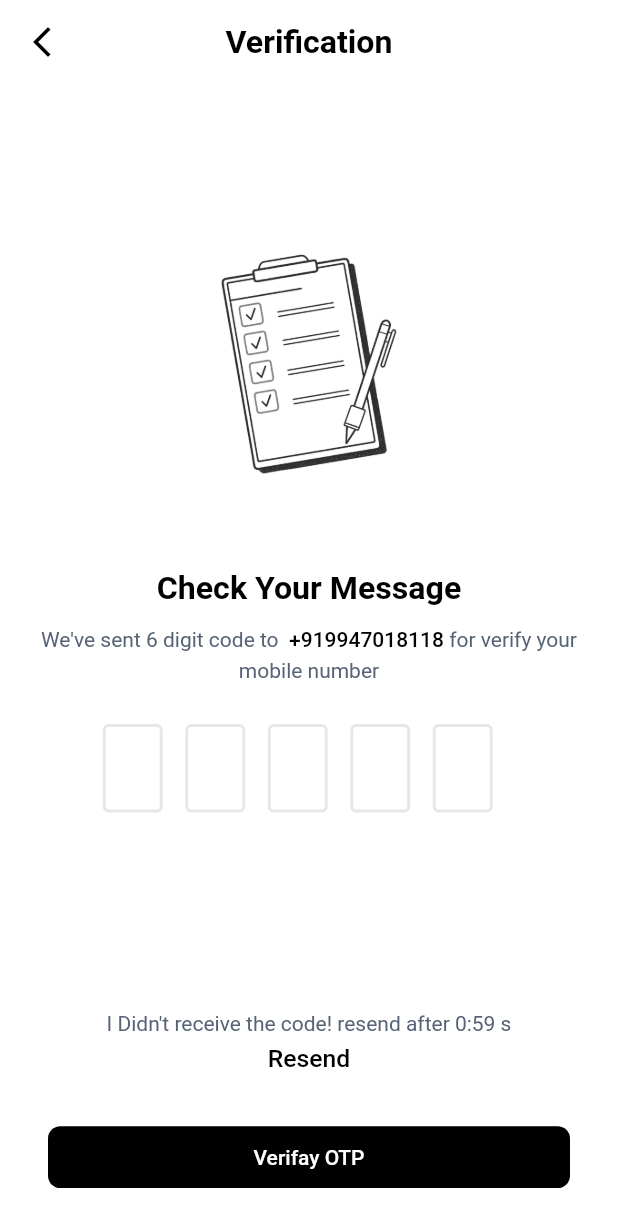
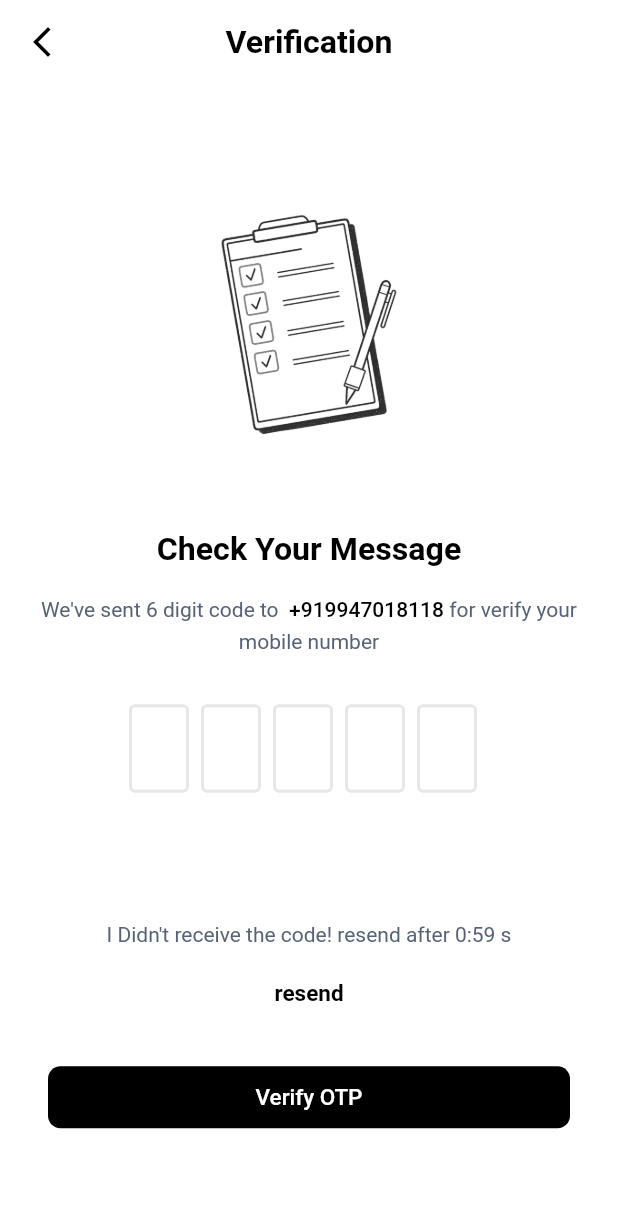
Before and after one commit to aninarafath6/arnhss, a Flutter app: the OtpVerificationView screen opened by its route, on a phone screen of 412 x 824 dp. Shown: the top 1227 px of the screen. Run offline on Flutter 3.47's test engine with Material 2 defaults, Android fonts, the phone set to English and light mode, and no system bars; drawn by our look-alikes of flutter_otp_text_field.

Commit message:
almost complete verification page ui

```diff
--- a/arnhss-app/lib/features/authentication/login/widgets/action_section.dart
+++ b/arnhss-app/lib/features/authentication/login/widgets/action_section.dart
@@ -58,6 +58,7 @@ class ActionSection extends StatelessWidget {
                           child: const Text("EDIT")),
                       TextButton(
                         onPressed: () {
+                          Navigator.pop(context);
                           Navigator.pushNamed(
                             context,
                             OtpVerificationView.routeName,
--- a/arnhss-app/lib/features/authentication/otp_verification/views/otp_verify_view.dart
+++ b/arnhss-app/lib/features/authentication/otp_verification/views/otp_verify_view.dart
@@ -2,6 +2,7 @@ import 'package:arnhss/common/constants/color_constants.dart';
 import 'package:arnhss/common/constants/image_constant.dart';
 import 'package:arnhss/common/theme/text_theme.dart';
 import 'package:arnhss/features/authentication/view_model/country_view_model.dart';
+import 'package:arnhss/features/authentication/view_model/verify_otp_view_model.dart';
 import 'package:arnhss/features/widgets/custom_app_bar.dart';
 import 'package:arnhss/features/widgets/custom_button.dart';
 import 'package:arnhss/utils/dimensions.dart';
@@ -19,63 +20,47 @@ class OtpVerificationView extends StatelessWidget {
       appBar: customAppBar(context, title: "Verification"),
       body: Padding(
         padding: const EdgeInsets.all(24.0),
-        child: Column(
+        child: ListView(
           children: [
-            Expanded(
-              child: Column(
-                children: [
-                  Spacer(),
-
             Image.asset(
               Images.otp_image,
             ),
             Text(
               "Check Your Message",
               style: CustomTextTheme(context: context).headLine(),
+              textAlign: TextAlign.center,
             ),
-                  const SizedBox(
-                    height: 10,
-                  ),
-                  // Text(
-                  //   "We've sent 6 digit code to ${context.read<CountryViewModel>().selectedCountry.dialCode} 9947018118 for verify your mobile number",
-                  //   textAlign: TextAlign.center,
-                  //   style: CustomTextTheme(context: context).paragraph(),
-                  // ),
+            context.spacing(height: 2),
             RichText(
               textAlign: TextAlign.center,
               text: TextSpan(
                 children: [
                   TextSpan(
                       text: "We've sent 6 digit code to ",
-                            style:
-                                CustomTextTheme(context: context).paragraph()),
+                      style: CustomTextTheme(context: context).paragraph()),
                   TextSpan(
                     text:
                         " ${context.read<CountryViewModel>().selectedCountry.dialCode}9947018118 ",
-                          style: CustomTextTheme(context: context)
-                              .paragraph()
-                              .copyWith(
+                    style:
+                        CustomTextTheme(context: context).paragraph().copyWith(
                               color: CustomColors.dark,
                               fontWeight: FontWeight.w500,
                             ),
                   ),
                   TextSpan(
                       text: "for verify your mobile number ",
-                            style:
-                                CustomTextTheme(context: context).paragraph()),
+                      style: CustomTextTheme(context: context).paragraph()),
                 ],
               ),
             ),
-                  // const SizedBox(height: 30),
-                  Spacer(),
-
+            context.spacing(height: 4),
             OtpTextField(
               focusedBorderColor: CustomColors.dark,
               keyboardType: TextInputType.number,
               numberOfFields: 5,
               //set to true to show as box or false to show as dash
               showFieldAsBox: true,
-                    margin: const EdgeInsets.only(right: 15),
+              // margin: const EdgeInsets.only(right: 15),
               autoFocus: false,
               //runs when a code is typed in
               onCodeChanged: (String code) {
@@ -94,27 +79,31 @@ class OtpVerificationView extends StatelessWidget {
                 );
               }, // end onSubmit
             ),
-                  const SizedBox(height: 50),
-                  Spacer(flex: 3),
-
+            context.spacing(height: 10),
             Text(
               "I Didn't receive the code! resend after 0:59 s",
+              textAlign: TextAlign.center,
               style: CustomTextTheme(context: context).paragraph(),
             ),
-                  Text(
-                    "Resend",
-                    style: CustomTextTheme(context: context)
-                        .paragraph()
-                        .copyWith(
-                            fontSize: context.getHeight(2),
-                            color: CustomColors.dark,
-                            fontWeight: FontWeight.w500),
+            context.spacing(height: .8),
+            Padding(
+              padding: EdgeInsets.symmetric(horizontal: context.getWidth(25)),
+              child: CustomButton(
+                onTap: context.read<VerifyOtpViewModel>().resendTimer,
+                label: "resend",
+                color: Colors.transparent,
+                textColor: CustomColors.dark,
+                // width: 20,
+                fontWeight: FontWeight.bold,
+                height: 3,
               ),
-                  Spacer(),
-
-                  CustomButton(label: "Verifay OTP"),
-                ],
             ),
+            context.spacing(height: 2),
+            CustomButton(
+              label: "Verify OTP",
+              onTap: () {
+                int a = 10;
+              },
             ),
           ],
         ),
--- a/arnhss-app/lib/features/authentication/view_model/login_view_model.dart
+++ b/arnhss-app/lib/features/authentication/view_model/login_view_model.dart
@@ -10,11 +10,8 @@ class LoginViewModel with ChangeNotifier {
   FocusNode get myFocusNode => _myFocusNode;
 
   scrollToBottom() {
-    print("scrollToBottom");
     final contentSize = _scrollController.position.viewportDimension +
         _scrollController.position.maxScrollExtent;
-
-// Scroll to that position.
     _scrollController.position.animateTo(
       contentSize / 7,
       duration: const Duration(milliseconds: 500),
@@ -31,7 +28,5 @@ class LoginViewModel with ChangeNotifier {
     } else {
       return false;
     }
-
-    // if(_mobileNumberController.text.ma)
   }
 }
--- /dev/null
+++ b/arnhss-app/lib/features/authentication/view_model/verify_otp_view_model.dart
@@ -0,0 +1,12 @@
+import 'dart:async';
+
+import 'package:flutter/material.dart';
+
+class VerifyOtpViewModel extends ChangeNotifier {
+  void resendTimer() {
+    const Duration lim = Duration(seconds: 60);
+    Timer timer = Timer.periodic(lim, (timer) {
+      print(lim);
+    });
+  }
+}
--- a/arnhss-app/lib/features/widgets/custom_app_bar.dart
+++ b/arnhss-app/lib/features/widgets/custom_app_bar.dart
@@ -4,7 +4,8 @@ import 'package:arnhss/features/authentication/view_model/login_view_model.dart'
 import 'package:flutter/material.dart';
 import 'package:provider/provider.dart';
 
-AppBar customAppBar(BuildContext context, {required String title}) {
+AppBar customAppBar(BuildContext context,
+    {required String title, FocusNode? focus}) {
   return AppBar(
     backgroundColor: Colors.transparent,
     centerTitle: true,
@@ -12,8 +13,9 @@ AppBar customAppBar(BuildContext context, {required String title}) {
     leading: IconButton(
       splashRadius: 25,
       onPressed: () {
-        if (WidgetsBinding.instance.window.viewInsets.bottom > 0.0) {
-          context.read<LoginViewModel>().myFocusNode.unfocus();
+        if (WidgetsBinding.instance.window.viewInsets.bottom > 0.0 &&
+            focus != null) {
+          focus.unfocus();
         } else {
           Navigator.pop(context);
         }
--- a/arnhss-app/lib/features/widgets/custom_button.dart
+++ b/arnhss-app/lib/features/widgets/custom_button.dart
@@ -3,28 +3,40 @@ import 'package:arnhss/utils/dimensions.dart';
 import 'package:flutter/material.dart';
 
 class CustomButton extends StatelessWidget {
-  const CustomButton(
-      {Key? key,
+  const CustomButton({
+    Key? key,
     this.color = CustomColors.dark,
+    this.height = 5,
+    this.textColor = CustomColors.white,
+    this.width = double.infinity,
     this.onTap,
-      this.label = "Get Started"})
-      : super(key: key);
+    this.fontSize = 15,
+    this.label = "Get Started",
+    this.fontWeight = FontWeight.w500,
+  }) : super(key: key);
 
   final Color color;
   final String label;
   final Function()? onTap;
+  final double width;
+  final Color textColor;
+  final double fontSize;
+  final FontWeight fontWeight;
+  final double height;
 
   @override
   Widget build(BuildContext context) {
-    return TextButton(
+    return SizedBox(
+      width: width,
+      child: TextButton(
         style: ButtonStyle(
           overlayColor:
               MaterialStateColor.resolveWith((states) => color.withOpacity(.1)),
         ),
         onPressed: onTap,
         child: Container(
-        width: context.getWidth(100),
-        height: context.getHeight(5),
+          width: context.getWidth(width),
+          height: context.getHeight(height),
           decoration: BoxDecoration(
             color: color,
             borderRadius: BorderRadius.circular(
@@ -34,8 +46,11 @@ class CustomButton extends StatelessWidget {
           child: Center(
             child: Text(
               label,
-            style: const TextStyle(
-              color: Colors.white,
+              style: TextStyle(
+                color: textColor,
+                fontSize: fontSize,
+                fontWeight: fontWeight,
+              ),
             ),
           ),
         ),
--- a/arnhss-app/lib/main.dart
+++ b/arnhss-app/lib/main.dart
@@ -2,6 +2,7 @@ import 'package:arnhss/common/routes/app_routes.dart';
 import 'package:arnhss/common/theme/theme.dart';
 import 'package:arnhss/features/authentication/view_model/country_view_model.dart';
 import 'package:arnhss/features/authentication/view_model/login_view_model.dart';
+import 'package:arnhss/features/authentication/view_model/verify_otp_view_model.dart';
 import 'package:arnhss/features/splash/views/splash_view.dart';
 import 'package:flutter/material.dart';
 import 'package:provider/provider.dart';
@@ -21,6 +22,7 @@ class MyApp extends StatelessWidget {
       providers: [
         ChangeNotifierProvider(create: (_) => CountryViewModel()),
         ChangeNotifierProvider(create: (_) => LoginViewModel()),
+        ChangeNotifierProvider(create: (_) => VerifyOtpViewModel()),
       ],
       child: MaterialApp(
         title: 'arnhss',
```
Lines whose indentation alone changed are shown as unchanged.
